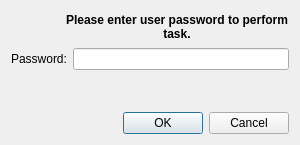
Before: the Qt Designer form src/passwordpromptdialog.ui in gamaral/qsu, drawn with Qt 5.
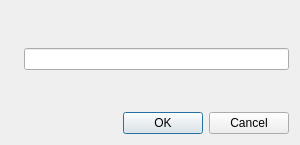
After: the same form once the commit is applied. Icons and pictures are not drawn.

```diff
--- a/src/passwordpromptdialog.ui
+++ b/src/passwordpromptdialog.ui
@@ -50,7 +50,7 @@
         </font>
        </property>
        <property name="text">
-        <string>Please enter user password to perform task.</string>
+        <string/>
        </property>
        <property name="alignment">
         <set>Qt::AlignCenter</set>
@@ -67,7 +67,7 @@
      <item>
       <widget class="QLabel" name="promptLabel">
        <property name="text">
-        <string>Password:</string>
+        <string/>
        </property>
        <property name="buddy">
         <cstring>passwordLineEdit</cstring>
```
